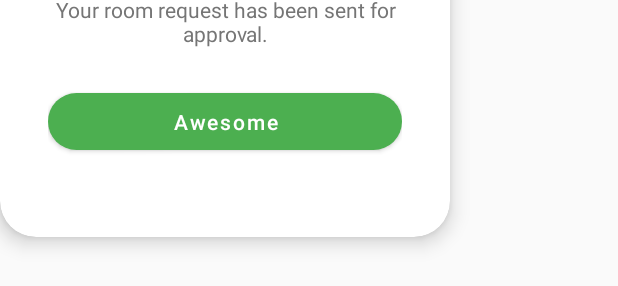
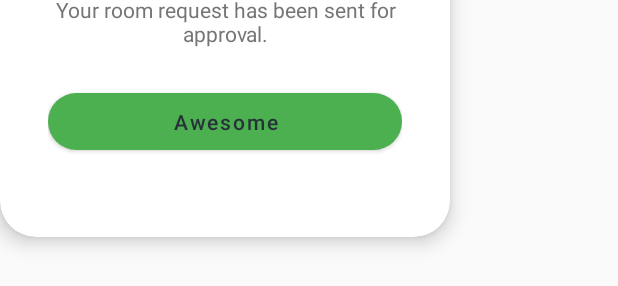
Before and after one commit to Rhaiza-Alberto/Scheduling_System, an Android app built with Jetpack Compose: the layout dialog_success.xml on its own in the app's theme, with its tools: preview values and no code run, on a phone screen of 412 x 824 dp. Shown: the part 235-521 px from the top of the screen. Run offline under Robolectric (Android 15) with nearby library versions, the phone set to English and light mode, and no system bars.

Commit message:
success(fixed)

```diff
--- a/app/src/main/res/layout/dialog_success.xml
+++ b/app/src/main/res/layout/dialog_success.xml
@@ -1,59 +1,65 @@
 <?xml version="1.0" encoding="utf-8"?>
-<androidx.cardview.widget.CardView
-    xmlns:android="http://schemas.android.com/apk/res/android"
+<androidx.cardview.widget.CardView xmlns:android="http://schemas.android.com/apk/res/android"
     xmlns:app="http://schemas.android.com/apk/res-auto"
+    xmlns:tools="http://schemas.android.com/tools"
     android:layout_width="300dp"
     android:layout_height="wrap_content"
+    android:theme="@style/Theme.RoomBooking"
+    app:cardBackgroundColor="#FFFFFF"
     app:cardCornerRadius="24dp"
     app:cardElevation="8dp"
-    app:cardBackgroundColor="#FFFFFF">
+    tools:ignore="TextSizeCheck">
 
     <LinearLayout
         android:layout_width="match_parent"
         android:layout_height="wrap_content"
+        android:gravity="center"
         android:orientation="vertical"
-        android:padding="32dp"
-        android:gravity="center">
+        android:padding="32dp">
 
         <View
             android:layout_width="80dp"
             android:layout_height="80dp"
-            android:background="@drawable/bg_circle_green_light"/>
+            android:background="@drawable/bg_circle_green_light" />
 
         <ImageView
             android:layout_width="40dp"
             android:layout_height="40dp"
+            android:layout_marginTop="-60dp"
+            android:contentDescription="@string/todo"
             android:src="@drawable/ic_check_circle"
             app:tint="#4CAF50"
-            android:layout_marginTop="-60dp"/>
+            tools:ignore="ImageContrastCheck" />
+
         <TextView
             android:layout_width="wrap_content"
             android:layout_height="wrap_content"
             android:layout_marginTop="24dp"
-            android:text="Success!"
+            android:text="@string/success"
             android:textColor="#2E7D32"
             android:textSize="22sp"
-            android:textStyle="bold"/>
+            android:textStyle="bold" />
 
         <TextView
             android:id="@+id/tvSuccessMessage"
             android:layout_width="wrap_content"
             android:layout_height="wrap_content"
             android:layout_marginTop="8dp"
-            android:text="Your room request has been sent for approval."
+            android:gravity="center"
+            android:text="@string/your_room_request_has_been_sent_for_approval"
             android:textColor="#757575"
-            android:textSize="14sp"
-            android:gravity="center"/>
+            android:textSize="14sp" />
 
         <com.google.android.material.button.MaterialButton
             android:id="@+id/btnOkay"
             android:layout_width="match_parent"
             android:layout_height="50dp"
             android:layout_marginTop="24dp"
-            android:text="Awesome"
+            android:text="@string/awesome"
             android:textAllCaps="false"
-            app:cornerRadius="25dp"
-            app:backgroundTint="#4CAF50"/>
+            android:textColor="#263238"
+            app:backgroundTint="#4CAF50"
+            app:cornerRadius="25dp" />
 
     </LinearLayout>
 </androidx.cardview.widget.CardView>
--- a/app/src/main/res/values/strings.xml
+++ b/app/src/main/res/values/strings.xml
@@ -83,4 +83,7 @@
     <string name="busy">Busy</string>
     <string name="occupied_mad_121">Occupied: MAD 121</string>
     <string name="laboratory_1">Laboratory 1</string>
+    <string name="success">Success!</string>
+    <string name="awesome">Awesome</string>
+    <string name="your_room_request_has_been_sent_for_approval">Your room request has been sent for approval.</string>
 </resources>
```
